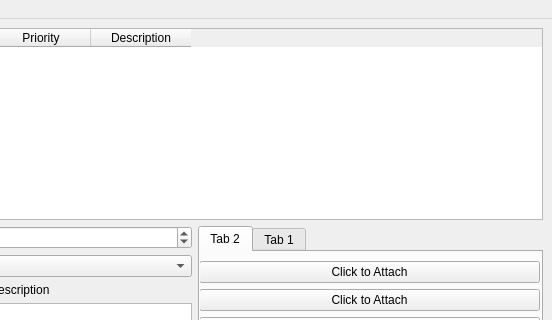
The window that cpp_bug_tracker/mainwindow.ui (VikingOfValhalla/cpp_bug_tracker) describes before a commit, drawn with Qt 5; both pictures show x 311 to 863 and y 0 to 320 of the 863 by 578 pixel window.
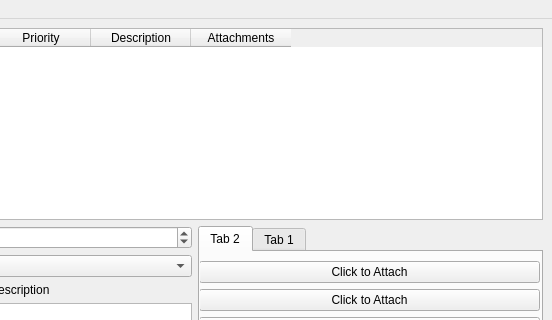
The same window after the commit.

Commit message: Added attachment functionality, need to work on appending links to array. Fixed uninitialized variable before for loop.

```diff
--- a/cpp_bug_tracker/mainwindow.ui
+++ b/cpp_bug_tracker/mainwindow.ui
@@ -84,6 +84,11 @@
           <string>Description</string>
          </property>
         </column>
+        <column>
+         <property name="text">
+          <string>Attachments</string>
+         </property>
+        </column>
        </widget>
       </item>
      </layout>
```
Left out of the diff: 28 changed lines with no effect on the pictures. The commit also changes 3 other files.
